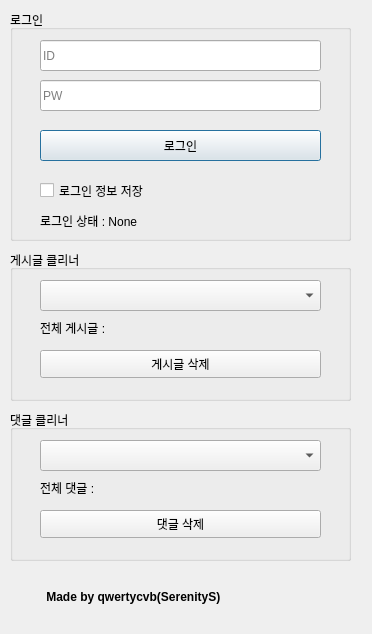
Old version of the form DCCleaner.ui in the repository schema2882/DCCleaner_GUI.
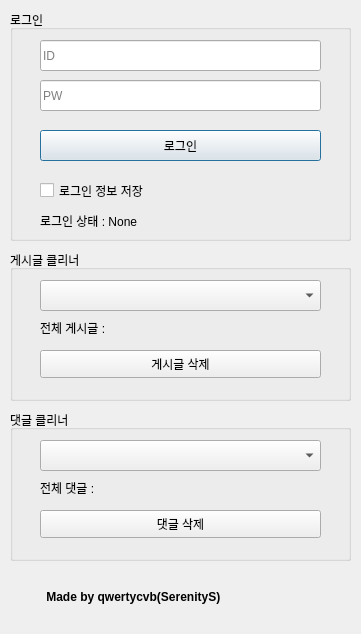
New version of the form.

Commit message: 창 크기 고정

What changed in the file:
```diff
--- a/DCCleaner.ui
+++ b/DCCleaner.ui
@@ -6,7 +6,7 @@
    <rect>
     <x>0</x>
     <y>0</y>
-    <width>372</width>
+    <width>361</width>
     <height>634</height>
    </rect>
   </property>
```
The commit also changes 1 other file.
